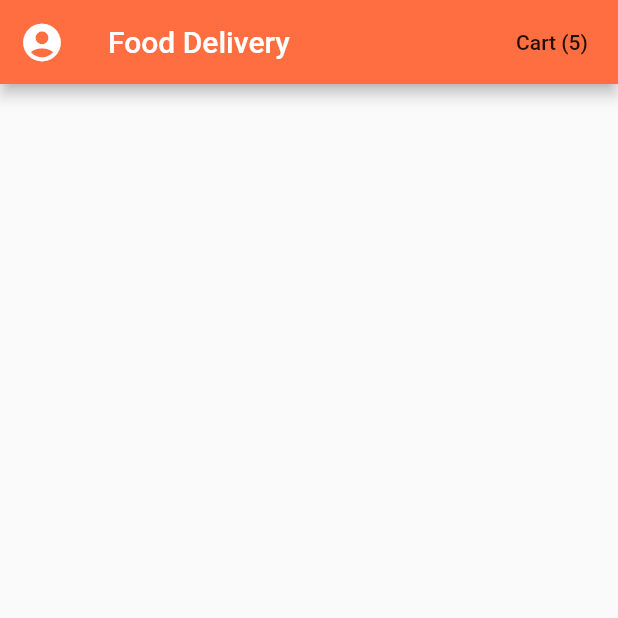
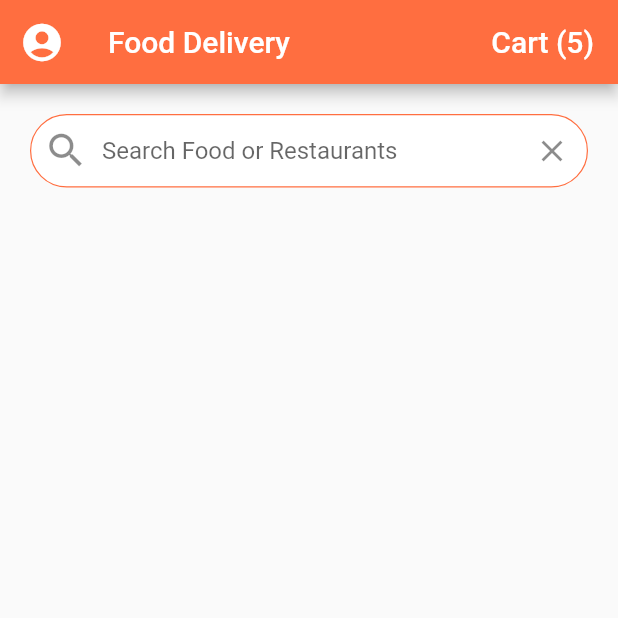
Before and after one commit to datanonymous/flutter_food_delivery, a Flutter app: the screen it shows after launch, on a phone screen of 412 x 824 dp, the top half of it. Run offline on Flutter 3.47's test engine with Material 2 defaults, Android fonts, the phone set to English and light mode, and no system bars.

Commit message:
8/19/2020

```diff
--- a/lib/screens/home_screen.dart
+++ b/lib/screens/home_screen.dart
@@ -15,12 +15,52 @@ class _HomeScreenState extends State<HomeScreen> {
         leading: IconButton(
           icon: Icon(Icons.account_circle),
           iconSize: 30,
-          onPressed: (){},
+          onPressed: () {},
         ),
         actions: [
           FlatButton(
-            child: Text('Cart (${currentUser.cart.length})'),
-            onPressed: (){},
+            child: Text(
+              'Cart (${currentUser.cart.length})',
+              style: TextStyle(
+                color: Colors.white,
+                fontSize: 20,
+              ),
+            ),
+            onPressed: () {},
+          ),
+        ],
+      ),
+      body: ListView(
+        children: [
+          Padding(
+            padding: const EdgeInsets.all(20.0),
+            child: TextField(
+              decoration: InputDecoration(
+                contentPadding: EdgeInsets.symmetric(vertical: 15),
+                fillColor: Colors.white,
+                filled: true,
+                border: OutlineInputBorder(
+                  borderRadius: BorderRadius.circular(30),
+                  borderSide: BorderSide(width: .8),
+                ),
+                enabledBorder: OutlineInputBorder(
+                  borderRadius: BorderRadius.circular(30),
+                  borderSide: BorderSide(
+                    width: .8,
+                    color: Theme.of(context).primaryColor,
+                  ),
+                ),
+                hintText: 'Search Food or Restaurants',
+                prefixIcon: Icon(
+                  Icons.search,
+                  size: 30,
+                ),
+                suffixIcon: IconButton(
+                  icon: Icon(Icons.clear),
+                  onPressed: () {},
+                ),
+              ),
+            ),
           ),
         ],
       ),
```
